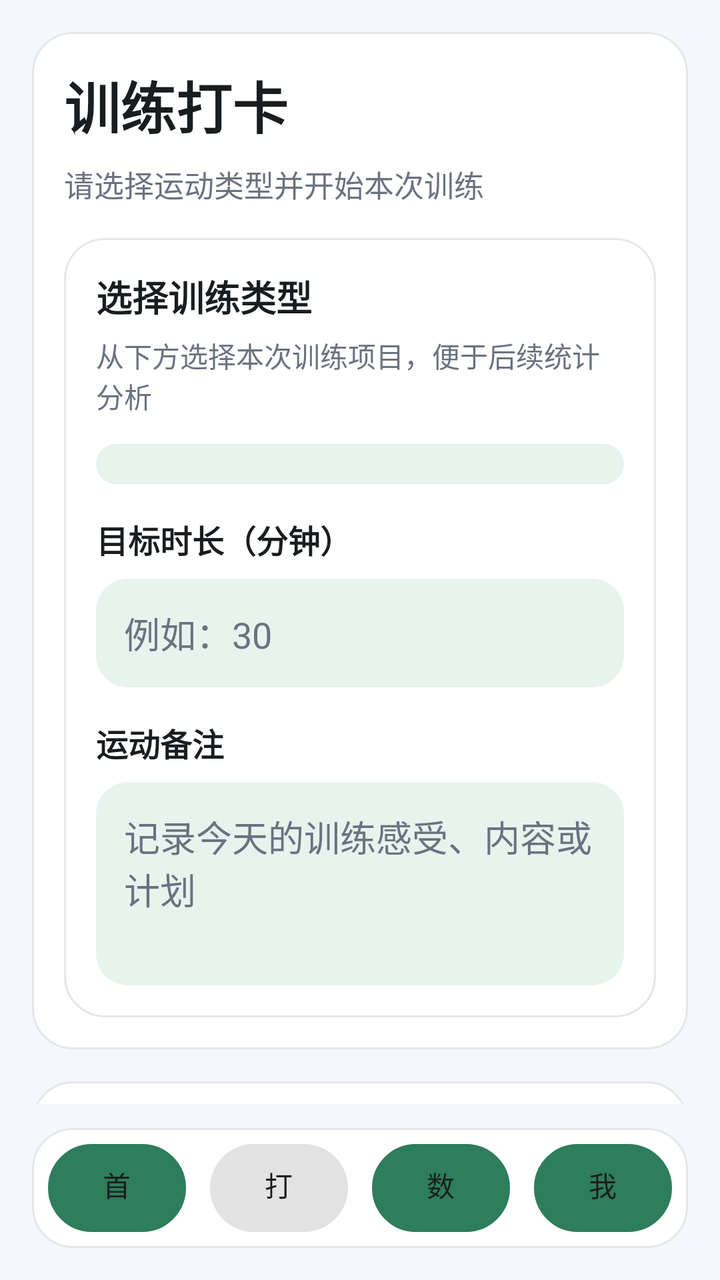
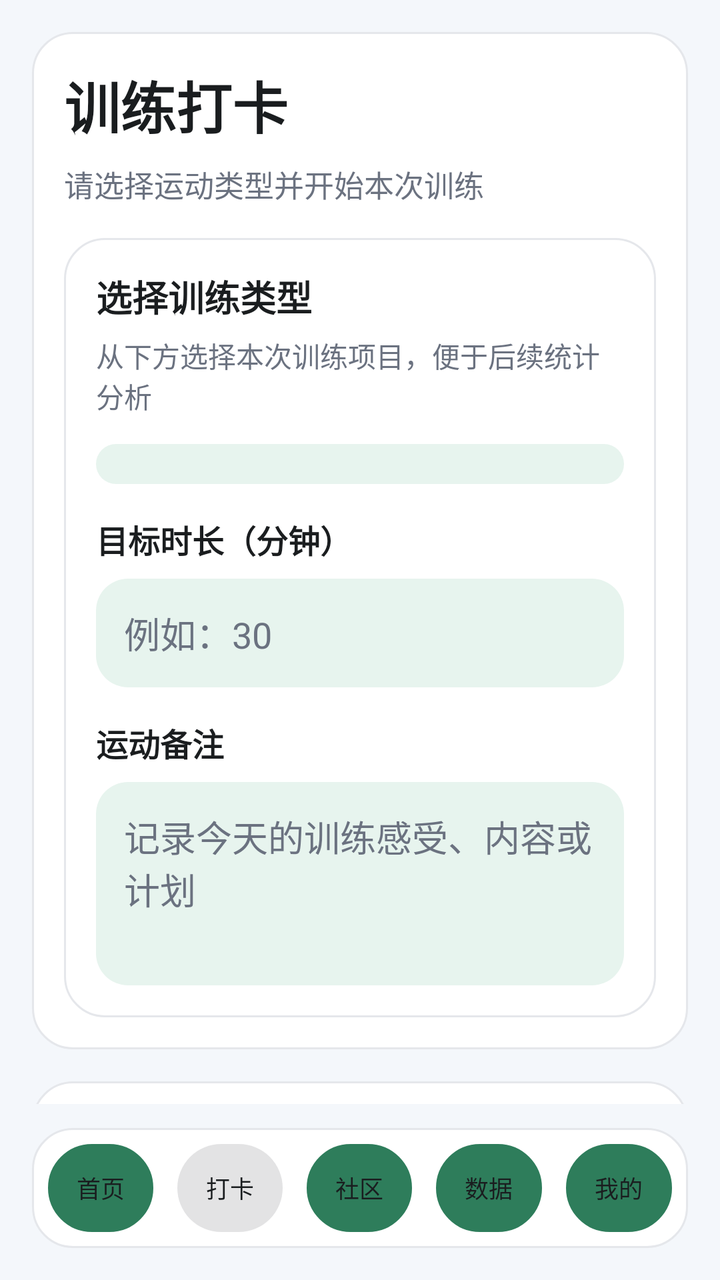

Compare the two renders of this Android layout. The source of the first and the diff that turns it into the second are given below.
<!-- AndroidManifest.xml: application theme Theme.FitnessCheckInApp -->
<!-- res/layout/activity_check_in.xml -->
<?xml version="1.0" encoding="utf-8"?>
<LinearLayout xmlns:android="http://schemas.android.com/apk/res/android"
    android:layout_width="match_parent"
    android:layout_height="match_parent"
    android:background="@color/app_background"
    android:orientation="vertical"
    android:padding="16dp">

    <ScrollView
        android:layout_width="match_parent"
        android:layout_height="0dp"
        android:layout_weight="1"
        android:fillViewport="true"
        android:scrollbars="none">

        <LinearLayout
            android:layout_width="match_parent"
            android:layout_height="wrap_content"
            android:orientation="vertical">

            <LinearLayout
                android:layout_width="match_parent"
                android:layout_height="wrap_content"
                android:background="@drawable/bg_card"
                android:orientation="vertical">

                <TextView
                    android:layout_width="wrap_content"
                    android:layout_height="wrap_content"
                    android:text="@string/check_in_title"
                    android:textColor="@color/text_primary"
                    android:textSize="28sp"
                    android:textStyle="bold" />

                <TextView
                    android:layout_width="wrap_content"
                    android:layout_height="wrap_content"
                    android:layout_marginTop="8dp"
                    android:text="@string/check_in_desc"
                    android:textColor="@color/text_secondary"
                    android:textSize="15sp" />

                <LinearLayout
                    android:layout_width="match_parent"
                    android:layout_height="wrap_content"
                    android:layout_marginTop="16dp"
                    android:background="@drawable/bg_card"
                    android:orientation="vertical">

                    <TextView
                        android:layout_width="wrap_content"
                        android:layout_height="wrap_content"
                        android:text="@string/check_in_section_type_title"
                        android:textColor="@color/text_primary"
                        android:textSize="18sp"
                        android:textStyle="bold" />

                    <TextView
                        android:layout_width="wrap_content"
                        android:layout_height="wrap_content"
                        android:layout_marginTop="6dp"
                        android:text="@string/check_in_section_type_hint"
                        android:textColor="@color/text_secondary"
                        android:textSize="14sp" />

                    <Spinner
                        android:id="@+id/spinnerSportType"
                        android:layout_width="match_parent"
                        android:layout_height="wrap_content"
                        android:layout_marginTop="14dp"
                        android:background="@drawable/bg_highlight"
                        android:padding="10dp" />

                    <TextView
                        android:layout_width="wrap_content"
                        android:layout_height="wrap_content"
                        android:layout_marginTop="16dp"
                        android:text="@string/check_in_target_title"
                        android:textColor="@color/text_primary"
                        android:textSize="16sp"
                        android:textStyle="bold" />

                    <EditText
                        android:id="@+id/etTargetMinutes"
                        android:layout_width="match_parent"
                        android:layout_height="wrap_content"
                        android:layout_marginTop="8dp"
                        android:background="@drawable/bg_highlight"
                        android:hint="@string/check_in_target_hint"
                        android:inputType="number"
                        android:padding="14dp"
                        android:textColor="@color/text_primary"
                        android:textColorHint="@color/text_secondary" />

                    <TextView
                        android:layout_width="wrap_content"
                        android:layout_height="wrap_content"
                        android:layout_marginTop="16dp"
                        android:text="@string/check_in_remark_title"
                        android:textColor="@color/text_primary"
                        android:textSize="16sp"
                        android:textStyle="bold" />

                    <EditText
                        android:id="@+id/etRemark"
                        android:layout_width="match_parent"
                        android:layout_height="wrap_content"
                        android:layout_marginTop="8dp"
                        android:background="@drawable/bg_highlight"
                        android:gravity="top|start"
                        android:hint="@string/check_in_remark_hint"
                        android:inputType="textMultiLine"
                        android:minLines="3"
                        android:padding="14dp"
                        android:textColor="@color/text_primary"
                        android:textColorHint="@color/text_secondary" />
                </LinearLayout>
            </LinearLayout>

            <LinearLayout
                android:layout_width="match_parent"
                android:layout_height="wrap_content"
                android:layout_marginTop="16dp"
                android:background="@drawable/bg_card"
                android:orientation="vertical">

                <TextView
                    android:layout_width="wrap_content"
                    android:layout_height="wrap_content"
                    android:text="@string/check_in_section_timer_title"
                    android:textColor="@color/text_primary"
                    android:textSize="18sp"
                    android:textStyle="bold" />

                <TextView
                    android:layout_width="wrap_content"
                    android:layout_height="wrap_content"
                    android:layout_marginTop="6dp"
                    android:text="@string/check_in_section_timer_hint"
                    android:textColor="@color/text_secondary"
                    android:textSize="14sp" />

                <TextView
                    android:id="@+id/tvTimer"
                    android:layout_width="match_parent"
                    android:layout_height="wrap_content"
                    android:layout_marginTop="16dp"
                    android:background="@drawable/bg_highlight"
                    android:gravity="center"
                    android:padding="22dp"
                    android:text="00:00:00"
                    android:textColor="@color/primary_dark"
                    android:textSize="36sp"
                    android:textStyle="bold" />

                <LinearLayout
                    android:layout_width="match_parent"
                    android:layout_height="wrap_content"
                    android:layout_marginTop="16dp"
                    android:orientation="horizontal">

                    <Button
                        android:id="@+id/btnStartEnd"
                        android:layout_width="0dp"
                        android:layout_height="48dp"
                        android:layout_weight="1"
                        android:background="@drawable/bg_button_primary"
                        android:text="@string/action_start"
                        android:textColor="@color/white"
                        android:textSize="15sp" />

                    <Button
                        android:id="@+id/btnPause"
                        android:layout_width="0dp"
                        android:layout_height="48dp"
                        android:layout_marginStart="8dp"
                        android:layout_weight="1"
                        android:background="@drawable/bg_button_secondary"
                        android:text="@string/action_pause"
                        android:textColor="@color/text_primary"
                        android:textSize="15sp" />

                    <Button
                        android:id="@+id/btnReset"
                        android:layout_width="0dp"
                        android:layout_height="48dp"
                        android:layout_marginStart="8dp"
                        android:layout_weight="1"
                        android:background="@drawable/bg_button_secondary"
                        android:text="@string/action_reset"
                        android:textColor="@color/text_primary"
                        android:textSize="15sp" />
                </LinearLayout>
            </LinearLayout>
        </LinearLayout>
    </ScrollView>

    <LinearLayout
        android:layout_width="match_parent"
        android:layout_height="wrap_content"
        android:layout_marginTop="12dp"
        android:background="@drawable/bg_card"
        android:gravity="center"
        android:orientation="horizontal"
        android:padding="8dp">

        <Button
            android:id="@+id/btnHome"
            android:layout_width="0dp"
            android:layout_height="44dp"
            android:layout_marginEnd="6dp"
            android:layout_weight="1"
            android:background="@drawable/bg_nav_button"
            android:text="@string/nav_home"
            android:textColor="@color/text_primary"
            android:textSize="14sp" />

        <Button
            android:id="@+id/btnCheckIn"
            android:layout_width="0dp"
            android:layout_height="44dp"
            android:layout_marginHorizontal="6dp"
            android:layout_weight="1"
            android:background="@drawable/bg_nav_button"
            android:enabled="false"
            android:text="@string/nav_check_in"
            android:textColor="@color/text_primary"
            android:textSize="14sp" />

        <Button
            android:id="@+id/btnData"
            android:layout_width="0dp"
            android:layout_height="44dp"
            android:layout_marginHorizontal="6dp"
            android:layout_weight="1"
            android:background="@drawable/bg_nav_button"
            android:text="@string/nav_data"
            android:textColor="@color/text_primary"
            android:textSize="14sp" />

        <Button
            android:id="@+id/btnMine"
            android:layout_width="0dp"
            android:layout_height="44dp"
            android:layout_marginStart="6dp"
            android:layout_weight="1"
            android:background="@drawable/bg_nav_button"
            android:text="@string/nav_mine"
            android:textColor="@color/text_primary"
            android:textSize="14sp" />
    </LinearLayout>

</LinearLayout>
<!-- resources referenced by this layout -->
<resources>
  <color name="app_background">#FFF4F7FB</color>
  <color name="primary_dark">#FF1F5C42</color>
  <color name="text_primary">#FF1A1D1F</color>
  <color name="text_secondary">#FF6B7280</color>
  <color name="white">#FFFFFFFF</color>
  <!-- drawable bg_button_primary (drawable) -->
  <?xml version="1.0" encoding="utf-8"?>
  <selector xmlns:android="http://schemas.android.com/apk/res/android">
      <item android:state_enabled="false">
          <shape>
              <solid android:color="@color/secondary_dark" />
              <corners android:radius="18dp" />
          </shape>
      </item>
      <item>
          <shape>
              <solid android:color="@color/primary" />
              <corners android:radius="18dp" />
          </shape>
      </item>
  </selector>
  <!-- drawable bg_card (drawable) -->
  <?xml version="1.0" encoding="utf-8"?>
  <shape xmlns:android="http://schemas.android.com/apk/res/android">
      <solid android:color="@color/card_background" />
      <corners android:radius="20dp" />
      <stroke
          android:width="1dp"
          android:color="@color/divider" />
      <padding
          android:left="16dp"
          android:top="16dp"
          android:right="16dp"
          android:bottom="16dp" />
  </shape>
  <!-- drawable bg_highlight (drawable) -->
  <?xml version="1.0" encoding="utf-8"?>
  <shape xmlns:android="http://schemas.android.com/apk/res/android">
      <solid android:color="@color/secondary" />
      <corners android:radius="16dp" />
  </shape>
  <!-- drawable bg_nav_button (drawable) -->
  <?xml version="1.0" encoding="utf-8"?>
  <selector xmlns:android="http://schemas.android.com/apk/res/android">
      <item android:state_enabled="false">
          <shape>
              <solid android:color="@color/secondary_dark" />
              <corners android:radius="22dp" />
          </shape>
      </item>
      <item>
          <shape>
              <solid android:color="@color/white" />
              <corners android:radius="22dp" />
              <stroke
                  android:width="1dp"
                  android:color="@color/divider" />
          </shape>
      </item>
  </selector>
  <string name="action_pause">暂停</string>
  <string name="action_reset">重置</string>
  <string name="action_start">开始</string>
  <string name="check_in_desc">请选择运动类型并开始本次训练</string>
  <string name="check_in_remark_hint">记录今天的训练感受、内容或计划</string>
  <string name="check_in_remark_title">运动备注</string>
  <string name="check_in_section_timer_hint">开始后系统将自动计时，结束后可保存训练记录</string>
  <string name="check_in_section_timer_title">训练计时</string>
  <string name="check_in_section_type_hint">从下方选择本次训练项目，便于后续统计分析</string>
  <string name="check_in_section_type_title">选择训练类型</string>
  <string name="check_in_target_hint">例如：30</string>
  <string name="check_in_target_title">目标时长（分钟）</string>
  <string name="check_in_title">训练打卡</string>
  <string name="nav_check_in">打卡</string>
  <string name="nav_data">数据</string>
  <string name="nav_home">首页</string>
  <string name="nav_mine">我的</string>
  <style name="Theme.FitnessCheckInApp" parent="Base.Theme.FitnessCheckInApp" />
  <color name="secondary_dark">#FFCDE7D9</color>
  <color name="primary">#FF2E7D5B</color>
  <color name="divider">#FFE5E7EB</color>
  <color name="card_background">#FFFFFFFF</color>
  <color name="secondary">#FFE7F4EE</color>
  <style name="Base.Theme.FitnessCheckInApp" parent="Theme.Material3.DayNight.NoActionBar">
          <item name="android:windowBackground">@color/app_background</item>
          <item name="colorPrimary">@color/primary</item>
          <item name="colorPrimaryContainer">@color/secondary</item>
          <item name="android:statusBarColor">@color/primary_dark</item>
          <item name="android:navigationBarColor">@color/white</item>
          <item name="android:textColorPrimary">@color/text_primary</item>
          <item name="android:textColorSecondary">@color/text_secondary</item>
      </style>
  <!-- unchanged entries left out for length: 1 -->
</resources>

<!-- the commit's change to res/layout/activity_check_in.xml (unified diff, before → after) -->
@@ -1,5 +1,6 @@
 <?xml version="1.0" encoding="utf-8"?>
 <LinearLayout xmlns:android="http://schemas.android.com/apk/res/android"
+    xmlns:app="http://schemas.android.com/apk/res-auto"
     android:layout_width="match_parent"
     android:layout_height="match_parent"
     android:background="@color/app_background"
@@ -206,6 +207,10 @@
 
         <Button
             android:id="@+id/btnHome"
+            android:minWidth="0dp"
+            android:minHeight="0dp"
+            android:paddingStart="2dp"
+            android:paddingEnd="2dp"
             android:layout_width="0dp"
             android:layout_height="44dp"
             android:layout_marginEnd="6dp"
@@ -213,10 +218,14 @@
             android:background="@drawable/bg_nav_button"
             android:text="@string/nav_home"
             android:textColor="@color/text_primary"
-            android:textSize="14sp" />
+            android:textSize="12sp" />
 
         <Button
             android:id="@+id/btnCheckIn"
+            android:minWidth="0dp"
+            android:minHeight="0dp"
+            android:paddingStart="2dp"
+            android:paddingEnd="2dp"
             android:layout_width="0dp"
             android:layout_height="44dp"
             android:layout_marginHorizontal="6dp"
@@ -225,10 +234,29 @@
             android:enabled="false"
             android:text="@string/nav_check_in"
             android:textColor="@color/text_primary"
-            android:textSize="14sp" />
+            android:textSize="12sp" />
+
+        <Button
+            android:id="@+id/btnSocial"
+            android:minWidth="0dp"
+            android:minHeight="0dp"
+            android:paddingStart="2dp"
+            android:paddingEnd="2dp"
+            android:layout_width="0dp"
+            android:layout_height="44dp"
+            android:layout_marginHorizontal="6dp"
+            android:layout_weight="1"
+            android:background="@drawable/bg_nav_button"
+            android:text="@string/nav_social"
+            android:textColor="@color/text_primary"
+            android:textSize="12sp" />
 
         <Button
             android:id="@+id/btnData"
+            android:minWidth="0dp"
+            android:minHeight="0dp"
+            android:paddingStart="2dp"
+            android:paddingEnd="2dp"
             android:layout_width="0dp"
             android:layout_height="44dp"
             android:layout_marginHorizontal="6dp"
@@ -236,10 +264,14 @@
             android:background="@drawable/bg_nav_button"
             android:text="@string/nav_data"
             android:textColor="@color/text_primary"
-            android:textSize="14sp" />
+            android:textSize="12sp" />
 
         <Button
             android:id="@+id/btnMine"
+            android:minWidth="0dp"
+            android:minHeight="0dp"
+            android:paddingStart="2dp"
+            android:paddingEnd="2dp"
             android:layout_width="0dp"
             android:layout_height="44dp"
             android:layout_marginStart="6dp"
@@ -247,7 +279,7 @@
             android:background="@drawable/bg_nav_button"
             android:text="@string/nav_mine"
             android:textColor="@color/text_primary"
-            android:textSize="14sp" />
+            android:textSize="12sp" />
     </LinearLayout>
 
 </LinearLayout>
<!-- resource entries referenced after the edit -->
@@ -77,6 +77,7 @@
   <string name="nav_data">数据</string>
   <string name="nav_home">首页</string>
   <string name="nav_mine">我的</string>
+  <string name="nav_social">社区</string>
   <style name="Theme.FitnessCheckInApp" parent="Base.Theme.FitnessCheckInApp" />
   <color name="secondary_dark">#FFCDE7D9</color>
   <color name="primary">#FF2E7D5B</color>
